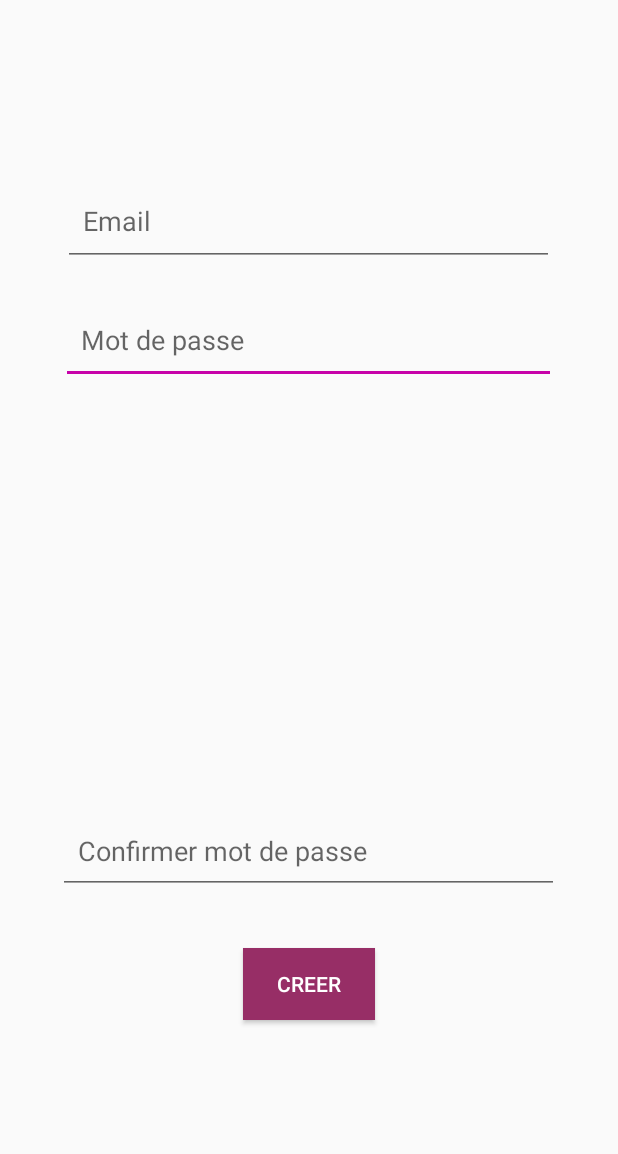
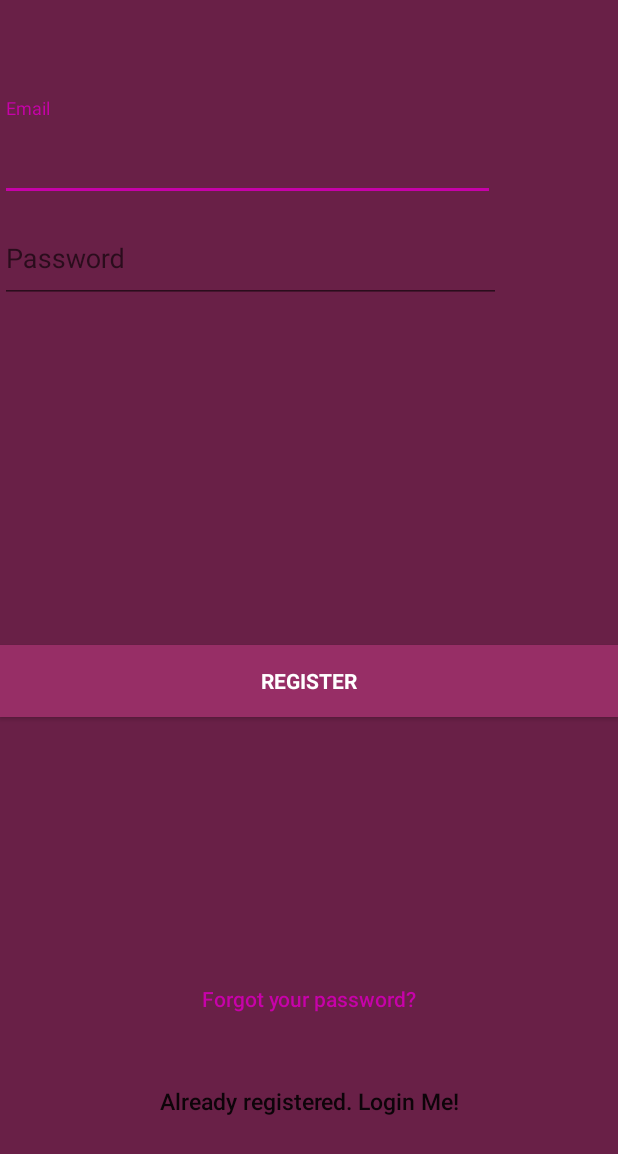
Before and after one commit to Dinknesh/Traffic, an Android app: the CreateAccount screen opened directly, with no data from a screen before it, on a phone screen of 412 x 824 dp. Shown: the top 1154 px of the screen. Run offline under Robolectric (Android 15) with nearby library versions, the light colour scheme and no system bars; our stand-ins replace Firebase (no records; nobody signed in at launch, a user with empty details on screens opened directly).

Commit message:
"register ok"

```diff
--- a/app/build.gradle
+++ b/app/build.gradle
@@ -27,9 +27,9 @@ dependencies {
     implementation 'com.google.firebase:firebase-auth:11.6.0'
     implementation 'com.android.support:design:27.1.1'
     testImplementation 'junit:junit:4.12'
-    implementation 'com.google.android.gms:play-services-location:11.8.0'
     androidTestImplementation 'com.android.support.test:runner:1.0.2'
     androidTestImplementation 'com.android.support.test.espresso:espresso-core:3.0.2'
+
 }
 
 apply plugin: 'com.google.gms.google-services'
--- a/app/src/main/AndroidManifest.xml
+++ b/app/src/main/AndroidManifest.xml
@@ -15,13 +15,17 @@
         android:supportsRtl="true"
         android:theme="@style/AppTheme">
         <activity android:name=".MainActivity">
+
             <intent-filter>
                 <action android:name="android.intent.action.MAIN" />
 
                 <category android:name="android.intent.category.LAUNCHER" />
             </intent-filter>
         </activity>
-        <activity android:name=".LoginActivity" />
+
+        <activity android:name=".LoginActivity" >
+
+        </activity>
         <activity android:name=".CreateAccount"></activity>
     </application>
 
--- a/app/src/main/java/com/example/amanda/traffic/CreateAccount.java
+++ b/app/src/main/java/com/example/amanda/traffic/CreateAccount.java
@@ -2,12 +2,125 @@ package com.example.amanda.traffic;
 
 import android.support.v7.app.AppCompatActivity;
 import android.os.Bundle;
+import android.view.View;
+import android.widget.Button;
+import android.widget.EditText;
+import android.widget.TextView;
+
+
+
+
+
+
+import android.content.Intent;
+import android.os.Bundle;
+import android.support.annotation.NonNull;
+import android.support.v7.app.AppCompatActivity;
+import android.text.TextUtils;
+import android.view.View;
+import android.widget.Button;
+import android.widget.EditText;
+import android.widget.ProgressBar;
+import android.widget.Toast;
+
+import com.google.android.gms.tasks.OnCompleteListener;
+import com.google.android.gms.tasks.Task;
+import com.google.firebase.auth.AuthResult;
+import com.google.firebase.auth.FirebaseAuth;
 
 public class CreateAccount extends AppCompatActivity {
+
+    private static final String TAG = "CreateAccount";
+
+
+    private EditText inputEmail, inputPassword;
+    private Button btnSignIn, btnSignUp, btnResetPassword;
+    private ProgressBar progressBar;
+    FirebaseAuth auth;
+
 
     @Override
     protected void onCreate(Bundle savedInstanceState) {
         super.onCreate(savedInstanceState);
         setContentView(R.layout.activity_create_account);
+
+        auth = FirebaseAuth.getInstance();
+
+
+
+        btnSignIn = (Button) findViewById(R.id.sign_in_button);
+        btnSignUp = (Button) findViewById(R.id.sign_up_button);
+        inputEmail = (EditText) findViewById(R.id.email);
+        inputPassword = (EditText) findViewById(R.id.password);
+        progressBar = (ProgressBar) findViewById(R.id.progressBar);
+        btnResetPassword = (Button) findViewById(R.id.btn_reset_password);
+
+
+
+        btnResetPassword.setOnClickListener(new View.OnClickListener() {
+            @Override
+            public void onClick(View v) {
+                startActivity(new Intent(CreateAccount.this, ResetPasswordActivity.class));
+            }
+        });
+
+        btnSignIn.setOnClickListener(new View.OnClickListener() {
+            @Override
+            public void onClick(View v) {
+                finish();
+            }
+        });
+
+        btnSignUp.setOnClickListener(new View.OnClickListener() {
+            @Override
+            public void onClick(View v) {
+
+                String email = inputEmail.getText().toString().trim();
+                String password = inputPassword.getText().toString().trim();
+
+                if (TextUtils.isEmpty(email)) {
+                    Toast.makeText(getApplicationContext(), "Enter email address!", Toast.LENGTH_SHORT).show();
+                    return;
+                }
+
+                if (TextUtils.isEmpty(password)) {
+                    Toast.makeText(getApplicationContext(), "Enter password!", Toast.LENGTH_SHORT).show();
+                    return;
+                }
+
+                if (password.length() < 6) {
+                    Toast.makeText(getApplicationContext(), "Password too short, enter minimum 6 characters!", Toast.LENGTH_SHORT).show();
+                    return;
+                }
+
+                progressBar.setVisibility(View.VISIBLE);
+                //create user
+                auth.createUserWithEmailAndPassword(email, password)
+                        .addOnCompleteListener(CreateAccount.this, new OnCompleteListener<AuthResult>() {
+                            @Override
+                            public void onComplete(@NonNull Task<AuthResult> task) {
+                                Toast.makeText(CreateAccount.this, "createUserWithEmail:onComplete:" + task.isSuccessful(), Toast.LENGTH_SHORT).show();
+                                progressBar.setVisibility(View.GONE);
+                                // If sign in fails, display a message to the user. If sign in succeeds
+                                // the auth state listener will be notified and logic to handle the
+                                // signed in user can be handled in the listener.
+                                if (!task.isSuccessful()) {
+                                    Toast.makeText(CreateAccount.this, "Authentication failed." + task.getException(),
+                                            Toast.LENGTH_SHORT).show();
+                                } else {
+                                    startActivity(new Intent(CreateAccount.this, MainActivity.class));
+                                    finish();
+                                }
+                            }
+                        });
+
+            }
+        });
+    }
+
+    @Override
+    protected void onResume() {
+        super.onResume();
+        progressBar.setVisibility(View.GONE);
     }
 }
--- a/app/src/main/java/com/example/amanda/traffic/LoginActivity.java
+++ b/app/src/main/java/com/example/amanda/traffic/LoginActivity.java
@@ -21,6 +21,7 @@ import android.widget.Toast;
 
 import com.google.android.gms.tasks.OnCompleteListener;
 import com.google.android.gms.tasks.Task;
+import com.google.firebase.FirebaseApp;
 import com.google.firebase.auth.AuthResult;
 import com.google.firebase.auth.FirebaseAuth;
 import com.google.firebase.auth.FirebaseUser;
@@ -47,6 +48,7 @@ public class LoginActivity extends AppCompatActivity
         super.onCreate(savedInstanceState);
         setContentView(R.layout.activity_login);
 
+        FirebaseApp.initializeApp(this);
         auth = FirebaseAuth.getInstance();
 
         edt_email = (EditText) findViewById(R.id.edt_username);
@@ -55,7 +57,7 @@ public class LoginActivity extends AppCompatActivity
         tv_error = (TextView) findViewById(R.id.tvError);
 
         btn_connect = (Button) findViewById(R.id.btn_connexion);
-        btn_connect.setOnClickListener(this);
+        //btn_connect.setOnClickListener(this);
 
 
     }
--- a/app/src/main/res/layout/activity_create_account.xml
+++ b/app/src/main/res/layout/activity_create_account.xml
@@ -1,51 +1,111 @@
 <?xml version="1.0" encoding="utf-8"?>
-<RelativeLayout xmlns:android="http://schemas.android.com/apk/res/android"
+<android.support.design.widget.CoordinatorLayout xmlns:android="http://schemas.android.com/apk/res/android"
     xmlns:app="http://schemas.android.com/apk/res-auto"
     xmlns:tools="http://schemas.android.com/tools"
     android:layout_width="match_parent"
     android:layout_height="match_parent"
     tools:context=".CreateAccount">
 
+
+    <LinearLayout
+        android:layout_width="fill_parent"
+        android:layout_height="fill_parent"
+        android:background="@color/colorPrimaryDark"
+        android:gravity="center"
+        android:orientation="vertical">
+
+
+    <android.support.design.widget.TextInputLayout
+        android:layout_width="match_parent"
+        android:layout_height="wrap_content">
+
+        <EditText
+            android:id="@+id/email"
+            android:layout_width="330dp"
+            android:layout_height="58dp"
+            android:layout_alignParentTop="true"
+            android:layout_centerHorizontal="true"
+            android:layout_marginTop="198dp"
+            android:ems="10"
+            android:singleLine="true"
+            android:maxLines="1"
+            android:hint="@string/email"
+            android:inputType="textEmailAddress"
+            android:textColor="@android:color/white" />
+
+    </android.support.design.widget.TextInputLayout>
+
+
+    <android.support.design.widget.TextInputLayout
+        android:layout_width="match_parent"
+        android:layout_height="wrap_content">
+
+        <EditText
+            android:id="@+id/password"
+            android:layout_width="334dp"
+            android:layout_height="57dp"
+            android:layout_alignParentBottom="true"
+            android:layout_centerHorizontal="true"
+            android:layout_marginBottom="228dp"
+            android:ems="10"
+            android:focusableInTouchMode="true"
+            android:hint="@string/hint_password"
+            android:imeActionId="@+id/login"
+            android:imeOptions="actionUnspecified"
+            android:inputType="textPassword"
+            android:maxLines="1"
+            android:singleLine="true"
+            android:textColor="@android:color/white"
+            tools:ignore="InvalidImeActionId" />
+
+    </android.support.design.widget.TextInputLayout>
+
+
     <Button
-        android:id="@+id/button"
-        android:layout_width="wrap_content"
+        android:id="@+id/sign_up_button"
+        style="?android:textAppearanceSmall"
+        android:layout_width="match_parent"
         android:layout_height="wrap_content"
         android:layout_alignParentBottom="true"
         android:layout_centerHorizontal="true"
         android:layout_marginBottom="144dp"
         android:background="#972e66"
         android:textColor="#ffff"
-        android:text="Creer" />
+        android:textStyle="bold"
+        android:text="@string/action_sign_in_short"/>
 
-    <EditText
-        android:id="@+id/etcEmail"
-        android:layout_width="330dp"
-        android:layout_height="58dp"
-        android:layout_alignParentTop="true"
-        android:layout_centerHorizontal="true"
-        android:layout_marginTop="198dp"
-        android:ems="10"
-        android:hint="  Mot de passe "
-        android:inputType="textPassword" />
+    <Button
+        android:id="@+id/btn_reset_password"
+        android:layout_width="fill_parent"
+        android:layout_height="wrap_content"
+        android:layout_marginTop="20dip"
+        android:background="@null"
+        android:text="@string/btn_forgot_password"
+        android:textAllCaps="false"
+        android:textColor="@color/colorAccent" />
 
-    <EditText
-        android:id="@+id/etCPassword"
-        android:layout_width="334dp"
-        android:layout_height="57dp"
-        android:layout_alignParentBottom="true"
-        android:layout_centerHorizontal="true"
-        android:layout_marginBottom="228dp"
-        android:ems="10"
-        android:hint="  Confirmer mot de passe"
-        android:inputType="textPassword" />
+    <!-- Link to Login Screen -->
 
-    <EditText
-        android:id="@+id/EtcConfirmePassword"
-        android:layout_width="327dp"
-        android:layout_height="59dp"
-        android:layout_alignParentTop="true"
-        android:layout_centerHorizontal="true"
-        android:layout_marginTop="118dp"
-        android:ems="10"
-        android:hint="  Email" />
-</RelativeLayout>
+
+    <Button
+        android:id="@+id/sign_in_button"
+        android:layout_width="fill_parent"
+        android:layout_height="wrap_content"
+        android:layout_marginTop="20dip"
+        android:background="@null"
+        android:text="@string/btn_link_to_login"
+        android:textAllCaps="false"
+        android:textSize="15dp" />
+    </LinearLayout>
+
+
+
+
+    <ProgressBar
+        android:id="@+id/progressBar"
+        android:layout_width="30dp"
+        android:layout_height="30dp"
+        android:layout_gravity="center|bottom"
+        android:layout_marginBottom="20dp"
+        android:visibility="gone" />
+</android.support.design.widget.CoordinatorLayout>
--- a/app/src/main/res/layout/activity_login.xml
+++ b/app/src/main/res/layout/activity_login.xml
@@ -42,7 +42,7 @@
         android:textColor="#972f70" />
 
     <EditText
-        android:id="@+id/editText3"
+        android:id="@+id/etEmail"
         android:layout_width="322dp"
         android:layout_height="wrap_content"
         android:layout_alignParentTop="true"
--- a/app/src/main/res/layout/content_login.xml
+++ b/app/src/main/res/layout/content_login.xml
@@ -13,7 +13,6 @@
         android:id="@+id/tvlogin"
         android:layout_width="wrap_content"
         android:layout_height="wrap_content"
-        android:text="@string/login"
         tools:layout_editor_absoluteX="163dp"
         tools:layout_editor_absoluteY="96dp" />
 
@@ -22,7 +21,6 @@
         android:layout_width="wrap_content"
         android:layout_height="wrap_content"
         android:ems="10"
-        android:hint="@string/username"
         android:inputType="textPersonName"
         android:text="Name"
         tools:layout_editor_absoluteX="85dp"
@@ -33,7 +31,6 @@
         android:layout_width="wrap_content"
         android:layout_height="wrap_content"
         android:ems="10"
-        android:hint="@string/password"
         android:inputType="textPassword"
         tools:layout_editor_absoluteX="85dp"
         tools:layout_editor_absoluteY="304dp" />
@@ -50,7 +47,6 @@
         android:id="@+id/btn_connexion"
         android:layout_width="wrap_content"
         android:layout_height="wrap_content"
-        android:text="@string/btn_connect"
         tools:layout_editor_absoluteX="188dp"
         tools:layout_editor_absoluteY="400dp" />
 
--- a/build.gradle
+++ b/build.gradle
@@ -12,7 +12,7 @@ buildscript {
 
         // NOTE: Do not place your application dependencies here; they belong
         // in the individual module build.gradle files
-        classpath 'com.google.gms:google-services:3.1.1'
+        classpath 'com.google.gms:google-services:4.1.0'
     }
 }
 
```
Also changed, not shown: app/src/main/res/values/strings.xml (+28 -5 lines), 1 other file.
